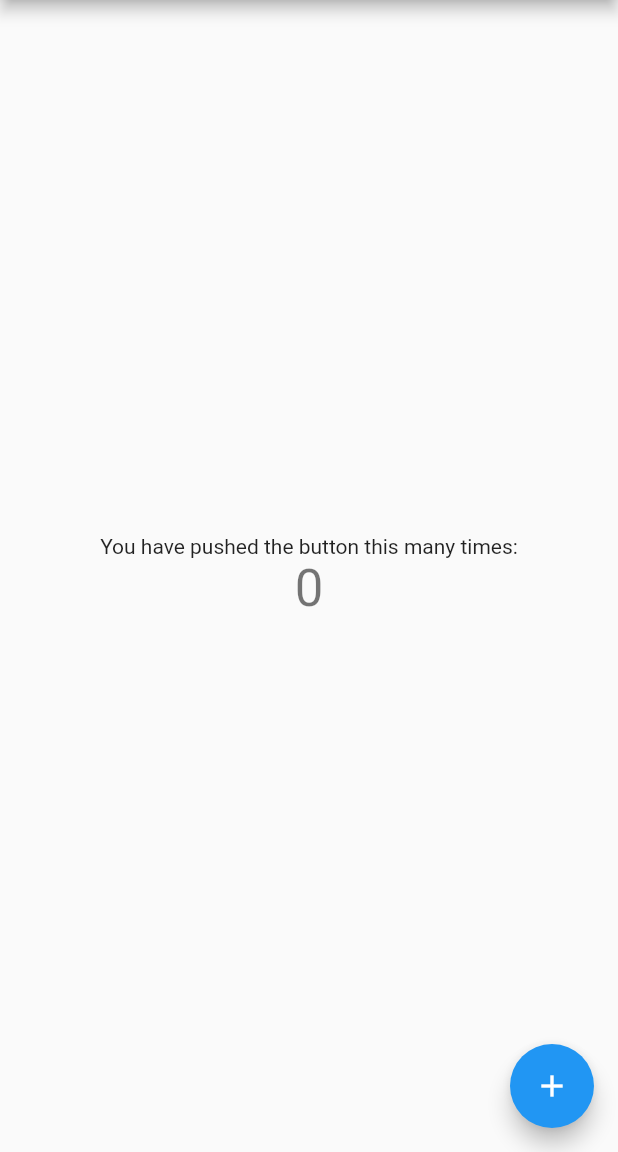
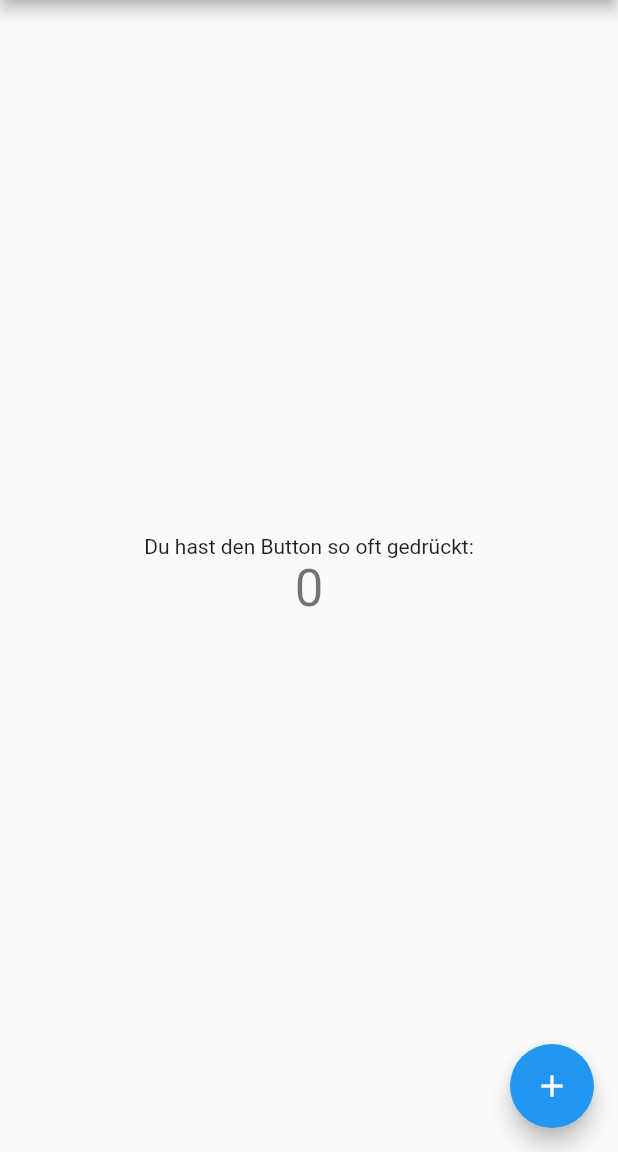
Before and after one commit to JotterMo/Flutter, a Flutter app: the screen it shows after launch, on a phone screen of 412 x 824 dp, the part 84-1236 px from its top. Run offline on Flutter 3.47's test engine with Material 2 defaults, Android fonts, the phone set to English and light mode, and no system bars.

Commit message:
second commit

```diff
--- a/first_app/lib/main.dart
+++ b/first_app/lib/main.dart
@@ -98,7 +98,7 @@ class _MyHomePageState extends State<MyHomePage> {
           mainAxisAlignment: MainAxisAlignment.center,
           children: <Widget>[
             Text(
-              'You have pushed the button this many times:',
+              'Du hast den Button so oft gedrückt:',
             ),
             Text(
               '$_counter',
```
